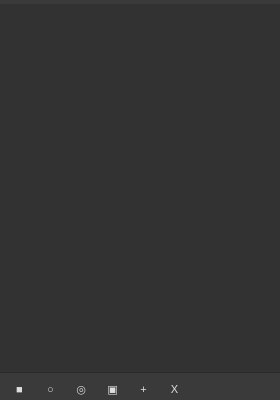
Old version of the form psDemo/ui/pathtreepanel.ui in the repository littletenyuan01/photoshopDemo.
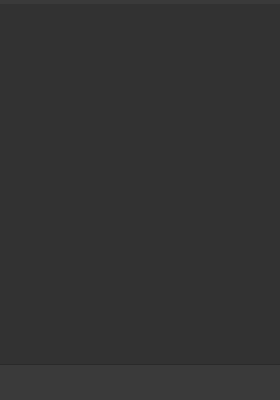
New version of the form.

Diff of the .ui file:
```diff
--- a/psDemo/ui/pathtreepanel.ui
+++ b/psDemo/ui/pathtreepanel.ui
@@ -22,6 +22,9 @@
   background-color: transparent; color: #ddd; border: 1px solid transparent;
   border-radius: 2px; padding: 2px; font-size: 11px; min-width: 22px; min-height: 22px;
 }
+QFrame#toolbarHost QToolButton {
+  min-width: 30px; min-height: 30px; padding: 3px; border-radius: 3px;
+}
 QToolButton:hover { background-color: #4e4e4e; }
 QToolButton:disabled { color: #666; }</string>
   </property>
@@ -72,13 +75,13 @@
      <property name="minimumSize">
       <size>
        <width>0</width>
-       <height>28</height>
+       <height>36</height>
       </size>
      </property>
      <property name="maximumSize">
       <size>
        <width>16777215</width>
-       <height>28</height>
+       <height>36</height>
       </size>
      </property>
      <property name="frameShape">
@@ -86,7 +89,7 @@
      </property>
      <layout class="QHBoxLayout" name="toolbarLayout">
       <property name="spacing">
-       <number>0</number>
+       <number>2</number>
       </property>
       <property name="leftMargin">
        <number>4</number>
@@ -103,61 +106,115 @@
       <item>
        <widget class="QToolButton" name="btnFillPath">
         <property name="text">
-         <string>■</string>
+         <string/>
         </property>
         <property name="toolTip">
          <string>用前景色填充路径</string>
         </property>
+        <property name="iconSize">
+         <size>
+          <width>22</width>
+          <height>22</height>
+         </size>
+        </property>
+        <property name="autoRaise">
+         <bool>true</bool>
+        </property>
        </widget>
       </item>
       <item>
        <widget class="QToolButton" name="btnStrokePath">
         <property name="text">
-         <string>○</string>
+         <string/>
         </property>
         <property name="toolTip">
          <string>用画笔描边路径</string>
         </property>
+        <property name="iconSize">
+         <size>
+          <width>22</width>
+          <height>22</height>
+         </size>
+        </property>
+        <property name="autoRaise">
+         <bool>true</bool>
+        </property>
        </widget>
       </item>
       <item>
        <widget class="QToolButton" name="btnPathToSelection">
         <property name="text">
-         <string>◎</string>
+         <string/>
         </property>
         <property name="toolTip">
          <string>将路径作为选区载入</string>
         </property>
+        <property name="iconSize">
+         <size>
+          <width>22</width>
+          <height>22</height>
+         </size>
+        </property>
+        <property name="autoRaise">
+         <bool>true</bool>
+        </property>
        </widget>
       </item>
       <item>
        <widget class="QToolButton" name="btnSelectionToPath">
         <property name="text">
-         <string>▣</string>
+         <string/>
         </property>
         <property name="toolTip">
          <string>从选区生成工作路径</string>
         </property>
+        <property name="iconSize">
+         <size>
+          <width>22</width>
+          <height>22</height>
+         </size>
+        </property>
+        <property name="autoRaise">
+         <bool>true</bool>
+        </property>
        </widget>
       </item>
       <item>
        <widget class="QToolButton" name="btnNew">
         <property name="text">
-         <string>+</string>
+         <string/>
         </property>
         <property name="toolTip">
          <string>创建新路径</string>
         </property>
+        <property name="iconSize">
+         <size>
+          <width>22</width>
+          <height>22</height>
+         </size>
+        </property>
+        <property name="autoRaise">
+         <bool>true</bool>
+        </property>
        </widget>
       </item>
       <item>
        <widget class="QToolButton" name="btnDelete">
         <property name="text">
-         <string>X</string>
+         <string/>
         </property>
         <property name="toolTip">
          <string>删除当前路径</string>
         </property>
+        <property name="iconSize">
+         <size>
+          <width>22</width>
+          <height>22</height>
+         </size>
+        </property>
+        <property name="autoRaise">
+         <bool>true</bool>
+        </property>
        </widget>
       </item>
       <item>
```
